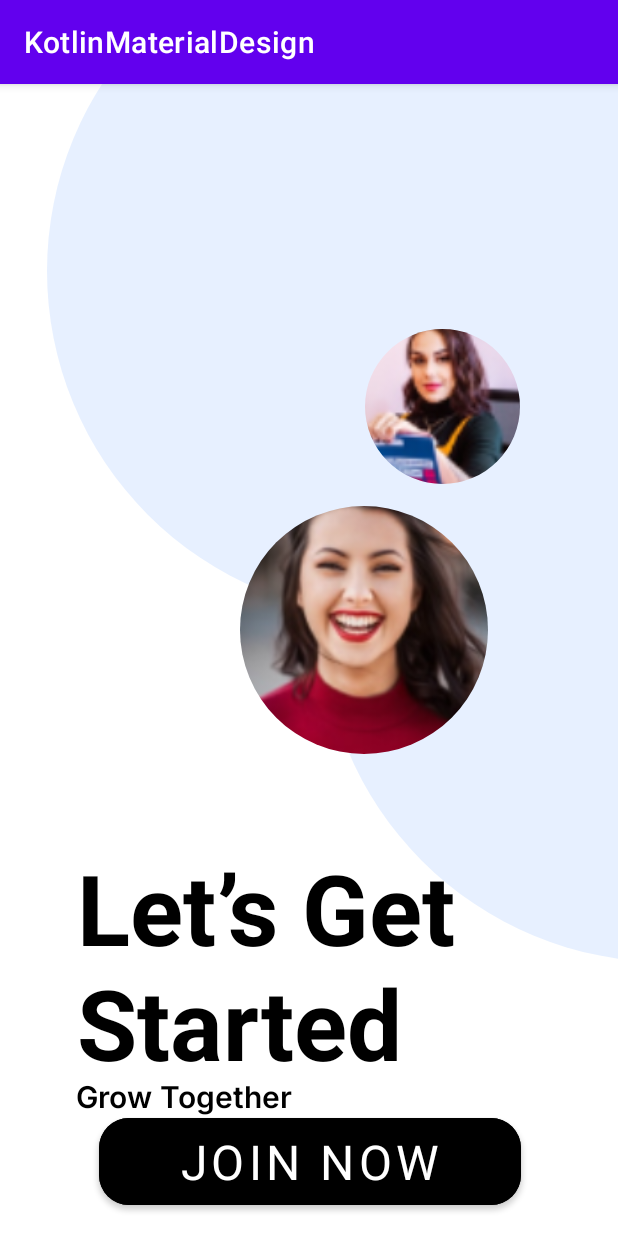
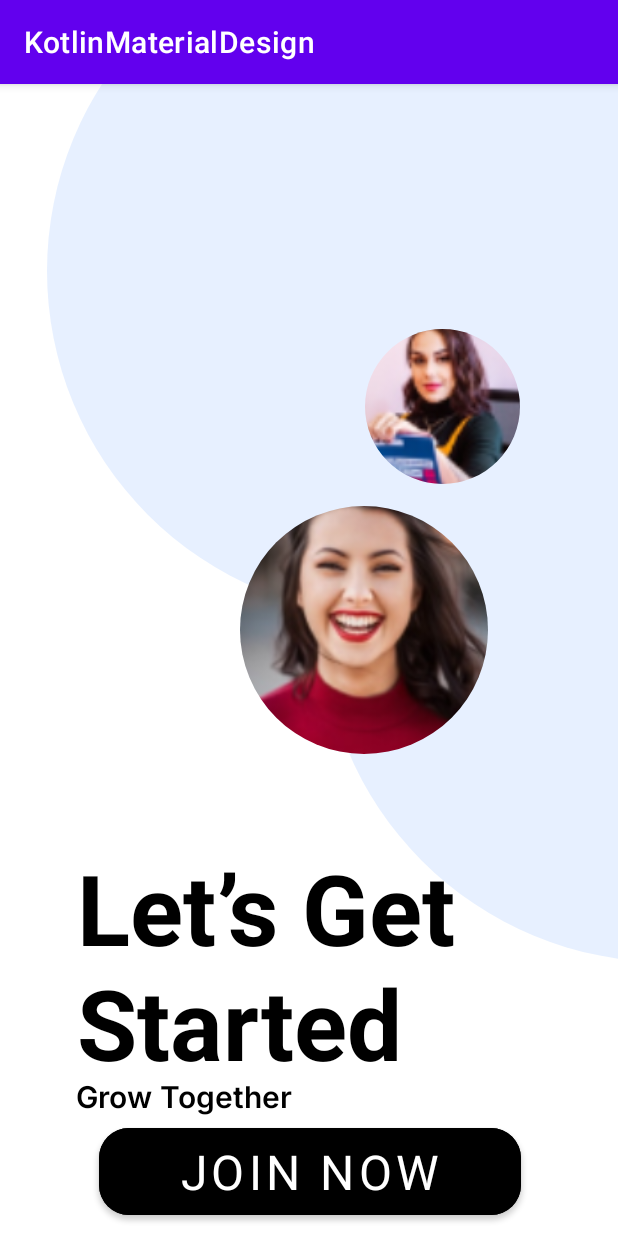
Before and after one commit to Bahadireray/KotlinMaterialDesign, an Android app: the HomeActivity screen opened directly, with no data from a screen before it, on a phone screen of 412 x 824 dp. Run offline under Robolectric (Android 15) with nearby library versions, the phone set to English and light mode, and no system bars; our stand-ins replace CircleImageView; Roboto replaces fonts that are not available here.

Commit message:
Activity page home

```diff
--- a/app/build.gradle
+++ b/app/build.gradle
@@ -15,7 +15,6 @@ android {
 
         testInstrumentationRunner "androidx.test.runner.AndroidJUnitRunner"
     }
-
     buildTypes {
         release {
             minifyEnabled false
@@ -28,6 +27,9 @@ android {
     }
     kotlinOptions {
         jvmTarget = '1.8'
+    }
+    buildFeatures {
+        dataBinding true
     }
 }
 
--- a/app/src/main/java/com/example/kotlinmaterialdesign/MainActivity.kt
+++ b/app/src/main/java/com/example/kotlinmaterialdesign/MainActivity.kt
@@ -1,7 +1,7 @@
 package com.example.kotlinmaterialdesign
 
+import android.os.Bundle
 import androidx.appcompat.app.AppCompatActivity
-import android.os.Bundle
 
 class MainActivity : AppCompatActivity() {
     override fun onCreate(savedInstanceState: Bundle?) {
--- a/app/src/main/res/layout/activity_home.xml
+++ b/app/src/main/res/layout/activity_home.xml
@@ -90,7 +90,7 @@
         android:layout_width="281dp"
         android:layout_height="70dp"
         android:layout_marginStart="74dp"
-        android:layout_marginTop="706dp"
+        android:layout_marginTop="720dp"
         android:layout_marginEnd="73dp"
         android:layout_marginBottom="38dp"
         android:backgroundTint="@color/black"
```
